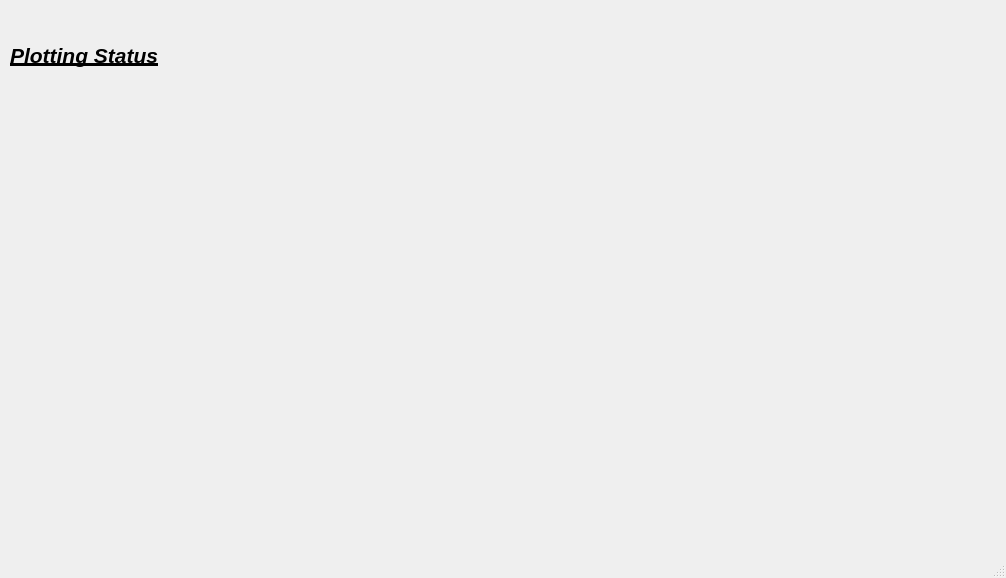
This is src/qt/pathplanning_platform.ui in FennMai/PathPlanning_Qt_Platform as Qt 5 draws it before an edit. The edited form follows.
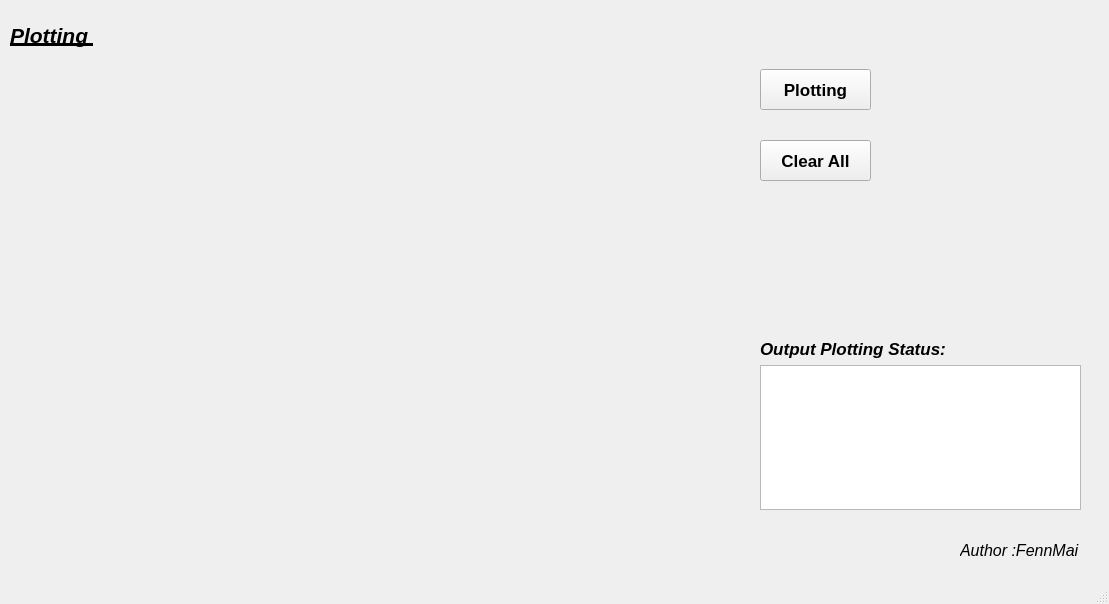
This is the edited form.

```diff
--- a/src/qt/pathplanning_platform.ui
+++ b/src/qt/pathplanning_platform.ui
@@ -6,8 +6,8 @@
    <rect>
     <x>0</x>
     <y>0</y>
-    <width>1006</width>
-    <height>578</height>
+    <width>1109</width>
+    <height>604</height>
    </rect>
   </property>
   <property name="windowTitle">
@@ -18,7 +18,7 @@
     <property name="geometry">
      <rect>
       <x>10</x>
-      <y>30</y>
+      <y>10</y>
       <width>181</width>
       <height>51</height>
      </rect>
@@ -33,9 +33,116 @@
      </font>
     </property>
     <property name="text">
-     <string>Plotting Status</string>
+     <string>Plotting </string>
     </property>
    </widget>
+   <widget class="QPushButton" name="Plotting">
+    <property name="geometry">
+     <rect>
+      <x>760</x>
+      <y>69</y>
+      <width>111</width>
+      <height>41</height>
+     </rect>
+    </property>
+    <property name="font">
+     <font>
+      <pointsize>13</pointsize>
+      <weight>75</weight>
+      <italic>false</italic>
+      <bold>true</bold>
+     </font>
+    </property>
+    <property name="text">
+     <string>Plotting</string>
+    </property>
+   </widget>
+   <widget class="QWidget" name="verticalLayoutWidget">
+    <property name="geometry">
+     <rect>
+      <x>10</x>
+      <y>70</y>
+      <width>711</width>
+      <height>441</height>
+     </rect>
+    </property>
+    <layout class="QVBoxLayout" name="QT_MapPlot"/>
+   </widget>
+   <widget class="QLabel" name="label_3">
+    <property name="geometry">
+     <rect>
+      <x>960</x>
+      <y>540</y>
+      <width>121</width>
+      <height>21</height>
+     </rect>
+    </property>
+    <property name="font">
+     <font>
+      <pointsize>12</pointsize>
+      <weight>50</weight>
+      <italic>true</italic>
+      <bold>false</bold>
+     </font>
+    </property>
+    <property name="text">
+     <string>Author :FennMai</string>
+    </property>
+   </widget>
+   <widget class="QPushButton" name="Plotting_Clear">
+    <property name="geometry">
+     <rect>
+      <x>760</x>
+      <y>140</y>
+      <width>111</width>
+      <height>41</height>
+     </rect>
+    </property>
+    <property name="font">
+     <font>
+      <pointsize>13</pointsize>
+      <weight>75</weight>
+      <italic>false</italic>
+      <bold>true</bold>
+     </font>
+    </property>
+    <property name="contextMenuPolicy">
+     <enum>Qt::NoContextMenu</enum>
+    </property>
+    <property name="text">
+     <string>Clear All</string>
+    </property>
+   </widget>
+   <widget class="QWidget" name="">
+    <property name="geometry">
+     <rect>
+      <x>760</x>
+      <y>339</y>
+      <width>321</width>
+      <height>171</height>
+     </rect>
+    </property>
+    <layout class="QVBoxLayout" name="output_lo">
+     <item>
+      <widget class="QLabel" name="label_2">
+       <property name="font">
+        <font>
+         <pointsize>13</pointsize>
+         <weight>75</weight>
+         <italic>true</italic>
+         <bold>true</bold>
+        </font>
+       </property>
+       <property name="text">
+        <string>Output Plotting Status:</string>
+       </property>
+      </widget>
+     </item>
+     <item>
+      <widget class="QTextBrowser" name="output_txt"/>
+     </item>
+    </layout>
+   </widget>
   </widget>
   <widget class="QMenuBar" name="menubar">
    <property name="geometry">
```
Left out of the diff: 4 changed lines with no effect on the pictures.
